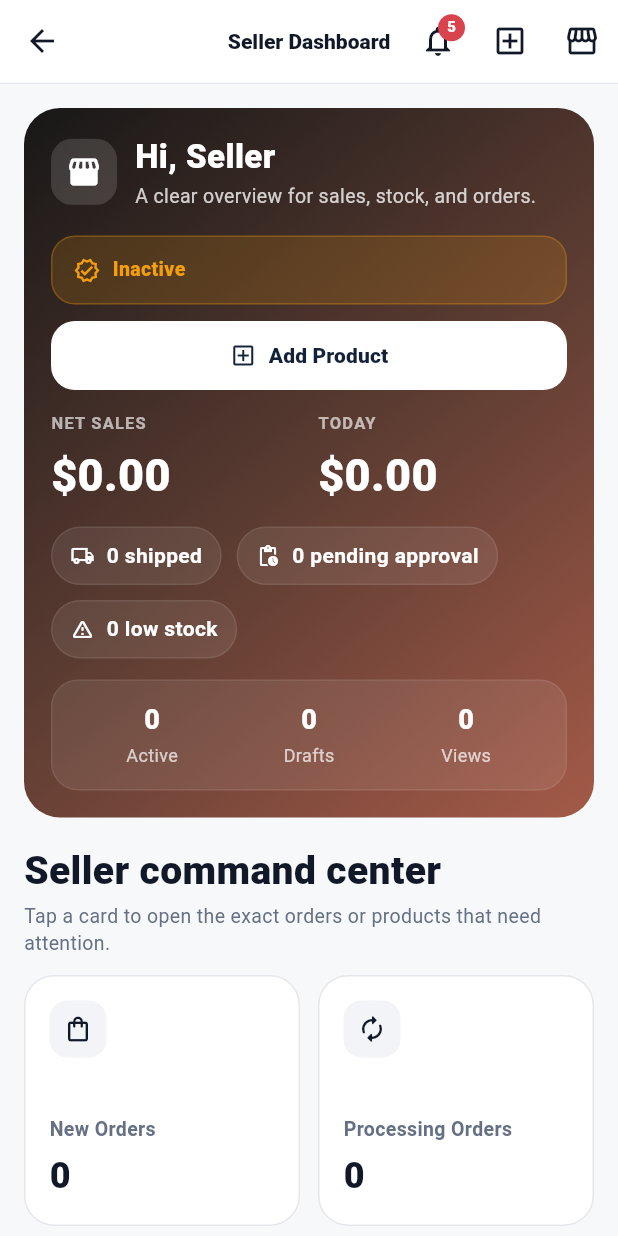
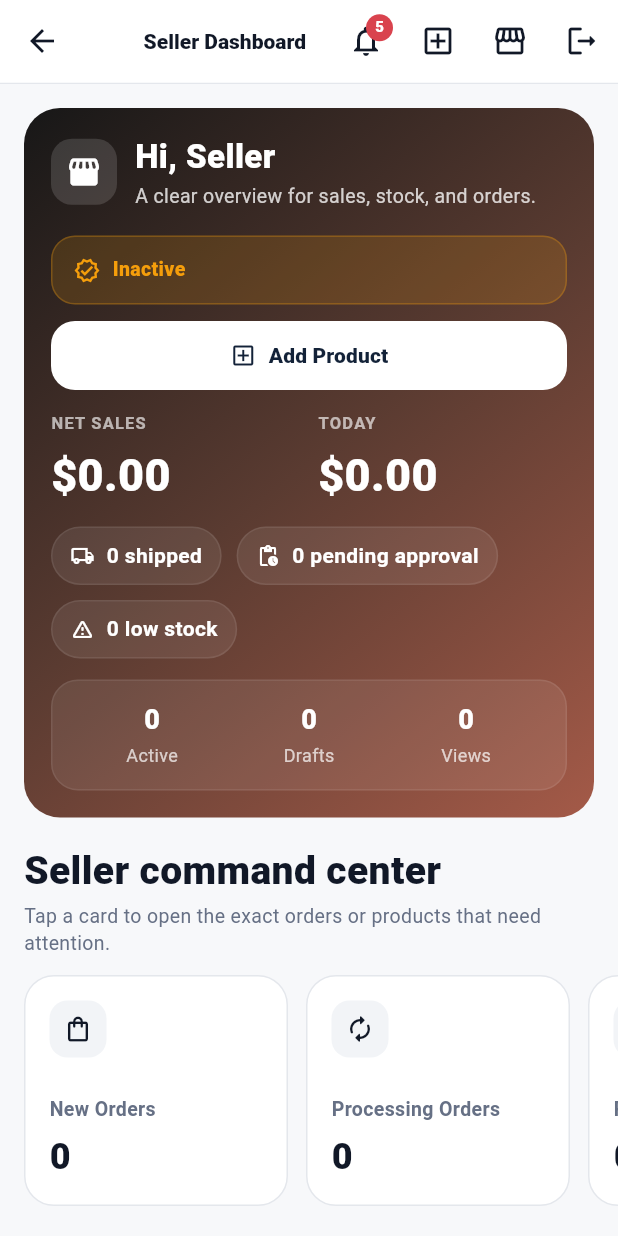
Before and after one commit to siraj2000/ly_store, a Flutter app: the SellerDashboardScreen screen opened directly, on a phone screen of 412 x 824 dp. Run offline on Flutter 3.47's test engine with Material 3 defaults, Android fonts, the phone set to English and light mode, and no system bars; our stand-ins replace image_picker, shared_preferences; accounts and stored records are empty; network calls fail.

Commit message:
first commit

```diff
--- a/shein_store/lib/views/screens/seller/seller_dashboard_screen.dart
+++ b/shein_store/lib/views/screens/seller/seller_dashboard_screen.dart
@@ -1,6 +1,7 @@
 import 'package:flutter/material.dart';
 import 'package:provider/provider.dart';
 
+import '../../../controllers/auth_controller.dart';
 import '../../../controllers/seller_dashboard_controller.dart';
 import '../../../controllers/seller_order_controller.dart';
 import '../../../controllers/seller_product_controller.dart';
@@ -8,6 +9,7 @@ import '../../../core/constants/app_colors.dart';
 import '../../../core/constants/app_routes.dart';
 import '../../../core/extensions/localization_extension.dart';
 import '../../../core/helpers/business_activity_helper.dart';
+import '../../../core/widgets/app_confirmation_dialog.dart';
 import '../../../models/product_model.dart';
 import '../../../models/seller_order_model.dart';
 import '../../widgets/common/app_header.dart';
@@ -38,6 +40,11 @@ class SellerDashboardScreen extends StatelessWidget {
                 onPressed: () =>
                     Navigator.pushNamed(context, AppRoutes.sellerStore),
                 icon: const Icon(Icons.storefront_outlined),
+              ),
+              IconButton(
+                tooltip: context.tr('Log Out', 'تسجيل الخروج'),
+                onPressed: () => _confirmSellerDashboardLogout(context),
+                icon: const Icon(Icons.logout_rounded),
               ),
             ],
           ),
@@ -497,22 +504,16 @@ class _MetricsGrid extends StatelessWidget {
       ),
     ];
 
-    return LayoutBuilder(
-      builder: (context, constraints) {
-        final crossAxisCount = constraints.maxWidth >= 620 ? 3 : 2;
-        return GridView.builder(
-          shrinkWrap: true,
-          physics: const NeverScrollableScrollPhysics(),
-          itemCount: items.length,
-          gridDelegate: SliverGridDelegateWithFixedCrossAxisCount(
-            crossAxisCount: crossAxisCount,
-            mainAxisSpacing: 12,
-            crossAxisSpacing: 12,
-            childAspectRatio: constraints.maxWidth >= 620 ? 1.38 : 1.1,
-          ),
-          itemBuilder: (context, index) => _MetricCard(item: items[index]),
-        );
-      },
+    return SizedBox(
+      height: 154,
+      child: ListView.separated(
+        clipBehavior: Clip.none,
+        scrollDirection: Axis.horizontal,
+        itemCount: items.length,
+        separatorBuilder: (context, index) => const SizedBox(width: 12),
+        itemBuilder: (context, index) =>
+            SizedBox(width: 176, child: _MetricCard(item: items[index])),
+      ),
     );
   }
 }
@@ -574,6 +575,8 @@ class _MetricCard extends StatelessWidget {
             const Spacer(),
             Text(
               item.label,
+              maxLines: 2,
+              overflow: TextOverflow.ellipsis,
               style: TextStyle(
                 color: colors.secondaryText,
                 fontSize: 13,
@@ -1347,6 +1350,33 @@ String _maskCustomerName(String name) {
   return '${name.substring(0, 2)}***';
 }
 
+Future<void> _confirmSellerDashboardLogout(BuildContext context) async {
+  final authController = context.read<AuthController>();
+  if (!authController.isLoggedIn) {
+    return;
+  }
+
+  final confirmed = await AppConfirmationDialog.show(
+    context,
+    title: context.tr('Log out?', 'تسجيل الخروج؟'),
+    message: context.tr(
+      'Are you sure you want to log out? Your saved account data and cart will not be deleted.',
+      'هل أنت متأكد من تسجيل الخروج من حسابك؟ لن يتم حذف السلة أو بيانات الحساب المحفوظة.',
+    ),
+    cancelLabel: context.tr('Stay', 'البقاء'),
+    confirmLabel: context.tr('Log Out', 'تسجيل الخروج'),
+    icon: Icons.logout_rounded,
+    tone: AppConfirmationTone.warning,
+  );
+
+  if (!context.mounted || !confirmed) {
+    return;
+  }
+
+  authController.logout();
+  Navigator.pushNamedAndRemoveUntil(context, AppRoutes.main, (_) => false);
+}
+
 void _openSellerOrders(BuildContext context, String status) {
   context.read<SellerOrderController>().setStatusFilter(status);
   Navigator.pushNamed(context, AppRoutes.sellerOrders);
```
Also changed, not shown: shein_store/lib/l10n/generated/app_localizations.dart, 1 other file.
